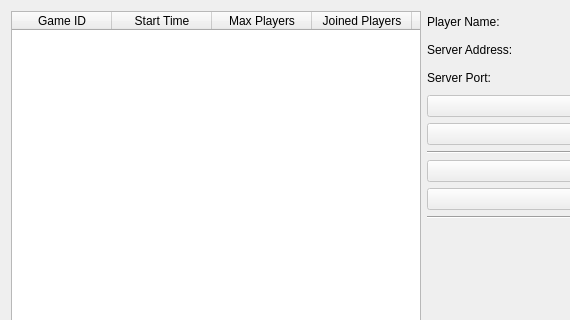
johankytt/SudokuMP, file client/lobby.ui: the form before one commit; both pictures show x 0 to 570 and y 0 to 320 of the 848 by 661 pixel window.
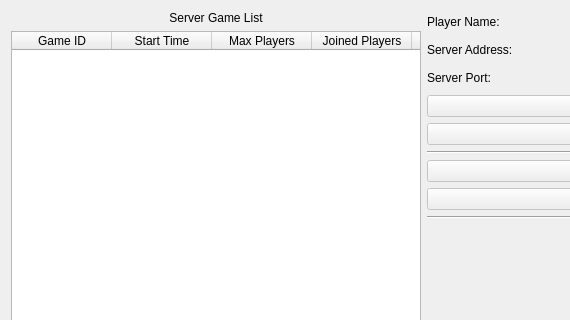
The form after the commit.

Commit message: Implemented number entry request, closes #3. Modified gui game id selection a bit, closes #16.

What changed in the file:
```diff
--- a/client/lobby.ui
+++ b/client/lobby.ui
@@ -15,6 +15,18 @@
   </property>
   <layout class="QHBoxLayout" name="horizontalLayout_4">
    <item>
+    <layout class="QVBoxLayout" name="verticalLayout_2">
+     <item>
+      <widget class="QLabel" name="label_5">
+       <property name="text">
+        <string>Server Game List</string>
+       </property>
+       <property name="alignment">
+        <set>Qt::AlignCenter</set>
+       </property>
+      </widget>
+     </item>
+     <item>
     <widget class="QTableWidget" name="gameListTable">
      <property name="editTriggers">
       <set>QAbstractItemView::NoEditTriggers</set>
@@ -37,6 +49,9 @@
      <attribute name="horizontalHeaderStretchLastSection">
       <bool>true</bool>
      </attribute>
+       <attribute name="verticalHeaderVisible">
+        <bool>false</bool>
+       </attribute>
      <column>
       <property name="text">
        <string>Game ID</string>
@@ -63,6 +78,8 @@
       </property>
      </column>
     </widget>
+     </item>
+    </layout>
    </item>
    <item>
     <layout class="QVBoxLayout" name="verticalLayout">
```
Lines whose indentation alone changed are shown as unchanged. The commit also changes 8 other files.
